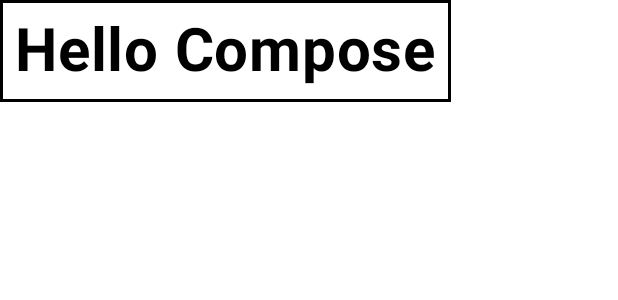
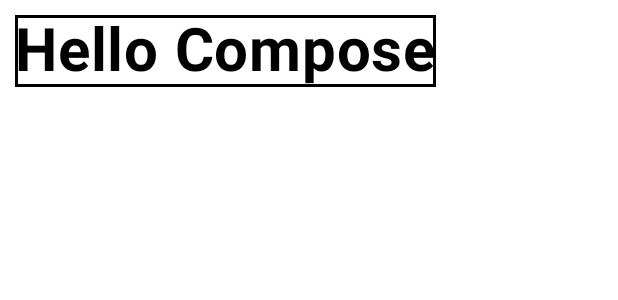
Before and after one commit to mistifikastor/ModifierDemo, an Android app built with Jetpack Compose: the @Preview function DefaultPreview, on a phone screen of 412 x 824 dp. Shown: the top 300 px of the screen. Run offline under Robolectric (Android 15) with nearby library versions, the phone set to English and light mode, and no system bars.

Commit message:
ChangeOrder4

```diff
--- a/app/src/main/java/com/example/modifierdemo/MainActivity.kt
+++ b/app/src/main/java/com/example/modifierdemo/MainActivity.kt
@@ -36,11 +36,12 @@ class MainActivity : ComponentActivity() {
 @Composable
 fun DemoScreen(modifier: Modifier = Modifier) {
     val mymodifier = modifier
+        .padding(all = 10.dp)
         .border(width = 2.dp, color = Color.Black)
-        .padding(all = 10.dp)
+
     Text(
         "Hello Compose",
-        modifier = mymodifier,
+        mymodifier,
         fontSize = 40.sp,
         fontWeight = FontWeight.Bold
     )
```
